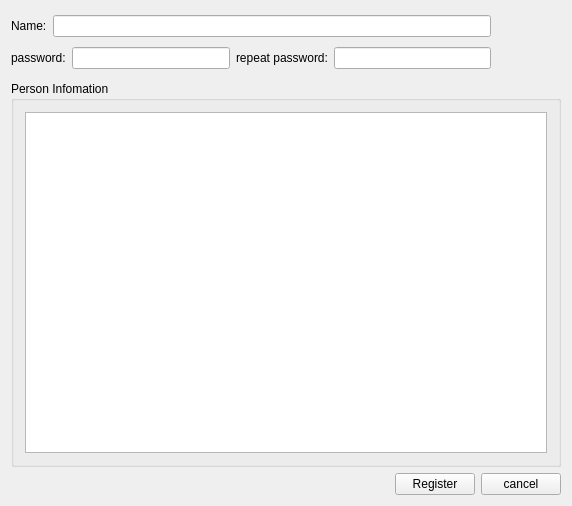
First picture: the form in QtNetworkClient/QtNetworkClient/userregister.ui, repository saga1979/QtIM, before the edit.
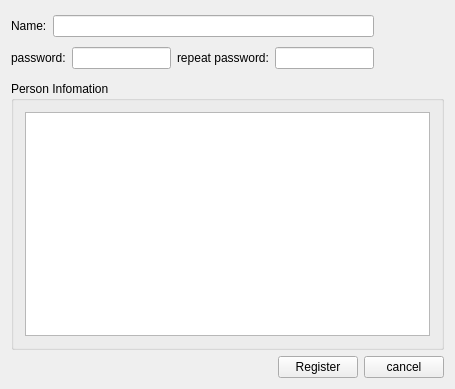
Second picture: the form after the edit. Custom widgets are drawn as their Qt base class.

Diff of the .ui file:
```diff
--- a/QtNetworkClient/QtNetworkClient/userregister.ui
+++ b/QtNetworkClient/QtNetworkClient/userregister.ui
@@ -6,8 +6,8 @@
    <rect>
     <x>0</x>
     <y>0</y>
-    <width>572</width>
-    <height>506</height>
+    <width>455</width>
+    <height>389</height>
    </rect>
   </property>
   <property name="windowTitle">
```
Left out of the diff: 10 changed lines with no effect on the pictures.
